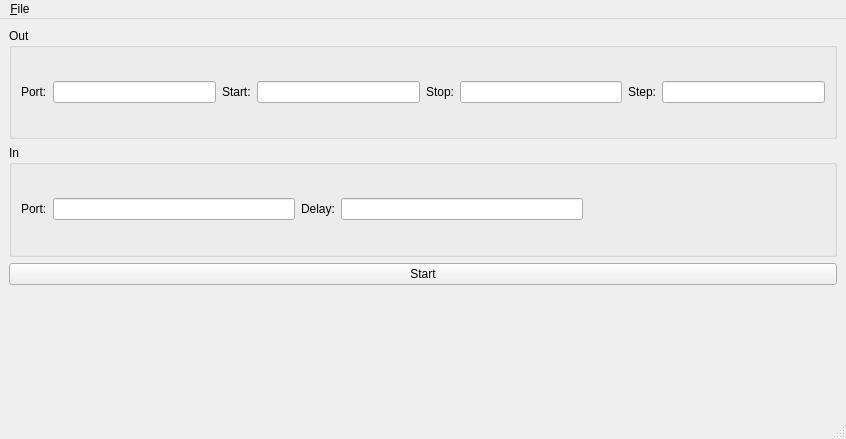
The window that PythonForTheLab/View/GUI/scan_window.ui (PFTL/SimpleDaq) describes before a commit, drawn with Qt 5.
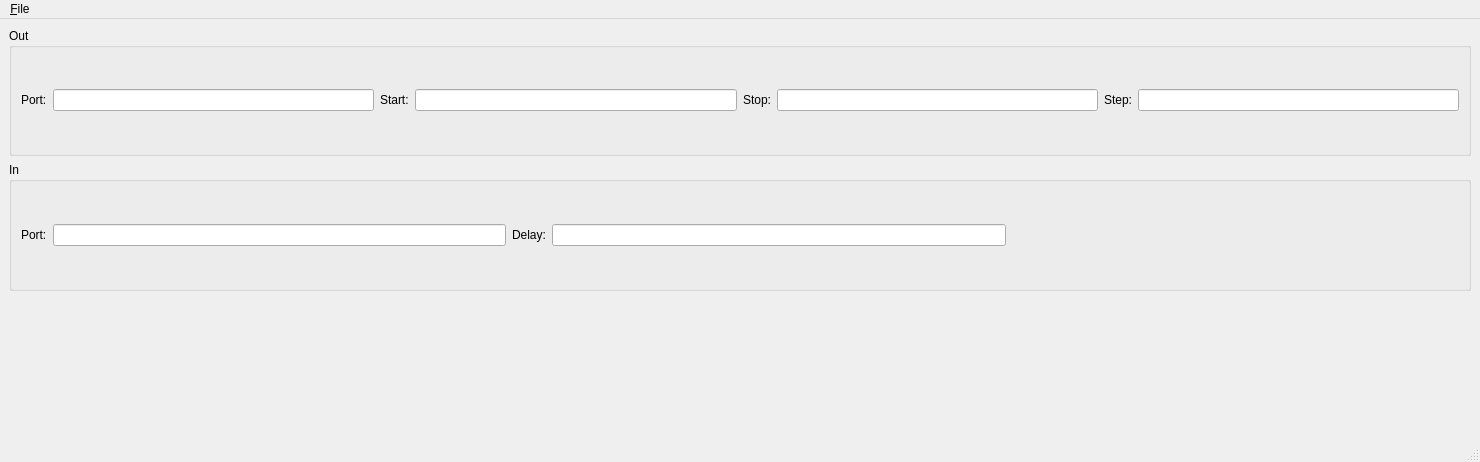
The same window after the commit.

```diff
--- a/PythonForTheLab/View/GUI/scan_window.ui
+++ b/PythonForTheLab/View/GUI/scan_window.ui
@@ -6,8 +6,8 @@
    <rect>
     <x>0</x>
     <y>0</y>
-    <width>846</width>
-    <height>439</height>
+    <width>1480</width>
+    <height>462</height>
    </rect>
   </property>
   <property name="windowTitle">
@@ -144,16 +144,6 @@
       </layout>
      </widget>
     </item>
-    <item>
-     <widget class="QPushButton" name="startButton">
-      <property name="text">
-       <string>Start</string>
-      </property>
-      <property name="flat">
-       <bool>false</bool>
-      </property>
-     </widget>
-    </item>
     <item>
      <widget class="QDialogButtonBox" name="buttonBox">
       <property name="standardButtons">
@@ -173,8 +163,8 @@
     <rect>
      <x>0</x>
      <y>0</y>
-     <width>846</width>
-     <height>22</height>
+     <width>1480</width>
+     <height>39</height>
     </rect>
    </property>
    <widget class="QMenu" name="menuFile">
```
Left out of the diff: 4 changed lines with no effect on the pictures.
